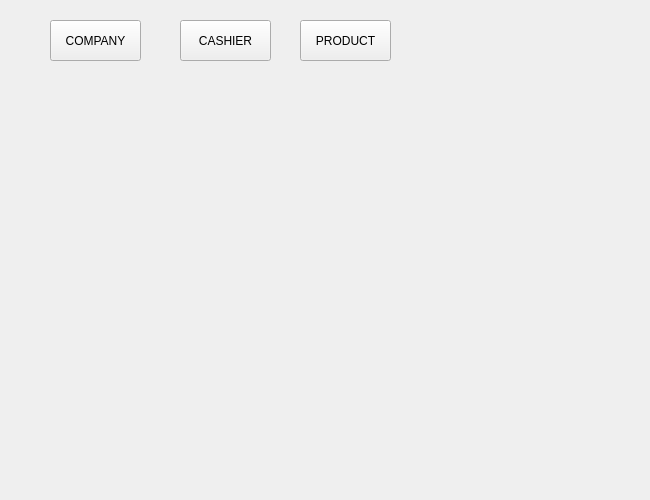
RamrajCh/SuperMarket-Billing-System, file adminwindow.ui: the form before one commit.
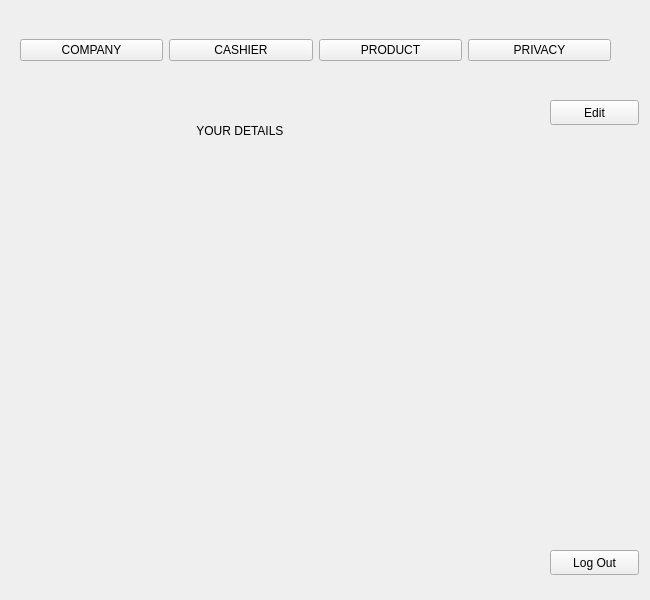
The form after the commit. The open tabs and pages were chosen to show the change.

```diff
--- a/adminwindow.ui
+++ b/adminwindow.ui
@@ -7,63 +7,122 @@
     <x>0</x>
     <y>0</y>
     <width>650</width>
-    <height>500</height>
+    <height>600</height>
    </rect>
   </property>
   <property name="windowTitle">
    <string>MainWindow</string>
   </property>
   <widget class="QWidget" name="centralwidget">
-   <widget class="QPushButton" name="companyButton">
+   <widget class="QStackedWidget" name="adminStack">
     <property name="geometry">
      <rect>
-      <x>50</x>
-      <y>20</y>
-      <width>91</width>
-      <height>41</height>
+      <x>0</x>
+      <y>0</y>
+      <width>650</width>
+      <height>600</height>
      </rect>
     </property>
-    <property name="text">
-     <string>COMPANY</string>
+    <property name="currentIndex">
+     <number>1</number>
     </property>
+    <widget class="QWidget" name="Product"/>
+    <widget class="QWidget" name="Company"/>
+    <widget class="QWidget" name="Cashier"/>
+    <widget class="QWidget" name="Privacy">
+     <widget class="QStackedWidget" name="privacyStack">
+      <property name="geometry">
+       <rect>
+        <x>0</x>
+        <y>70</y>
+        <width>531</width>
+        <height>511</height>
+       </rect>
+      </property>
+      <widget class="QWidget" name="Details">
+       <widget class="QLabel" name="label">
+        <property name="geometry">
+         <rect>
+          <x>160</x>
+          <y>40</y>
+          <width>211</width>
+          <height>41</height>
+         </rect>
+        </property>
+        <property name="text">
+         <string>           YOUR DETAILS</string>
+        </property>
+       </widget>
+      </widget>
+      <widget class="QWidget" name="Edit"/>
+     </widget>
+     <widget class="QPushButton" name="editButton">
+      <property name="geometry">
+       <rect>
+        <x>550</x>
+        <y>100</y>
+        <width>89</width>
+        <height>25</height>
+       </rect>
+      </property>
+      <property name="text">
+       <string>Edit</string>
+      </property>
+     </widget>
+     <widget class="QPushButton" name="logoutButton">
+      <property name="geometry">
+       <rect>
+        <x>550</x>
+        <y>550</y>
+        <width>89</width>
+        <height>25</height>
+       </rect>
+      </property>
+      <property name="text">
+       <string>Log Out</string>
+      </property>
+     </widget>
+    </widget>
    </widget>
-   <widget class="QPushButton" name="cashierButton">
+   <widget class="QWidget" name="layoutWidget">
     <property name="geometry">
      <rect>
-      <x>180</x>
-      <y>20</y>
-      <width>91</width>
-      <height>41</height>
+      <x>20</x>
+      <y>10</y>
+      <width>591</width>
+      <height>81</height>
      </rect>
     </property>
-    <property name="text">
-     <string>CASHIER</string>
-    </property>
-   </widget>
-   <widget class="QPushButton" name="productButton">
-    <property name="geometry">
-     <rect>
-      <x>300</x>
-      <y>20</y>
-      <width>91</width>
-      <height>41</height>
-     </rect>
-    </property>
-    <property name="text">
-     <string>PRODUCT</string>
-    </property>
-   </widget>
-   <widget class="QStackedWidget" name="AdminStack">
-    <property name="geometry">
-     <rect>
-      <x>10</x>
-      <y>70</y>
-      <width>631</width>
-      <height>401</height>
-     </rect>
-    </property>
-    <widget class="QWidget" name="page_3"/>
-    <widget class="QWidget" name="page_4"/>
+    <layout class="QHBoxLayout" name="horizontalLayout">
+     <item>
+      <widget class="QPushButton" name="companyButton">
+       <property name="text">
+        <string>COMPANY</string>
+       </property>
+      </widget>
+     </item>
+     <item>
+      <widget class="QPushButton" name="cashierButton">
+       <property name="text">
+        <string>CASHIER</string>
+       </property>
+      </widget>
+     </item>
+     <item>
+      <widget class="QPushButton" name="productButton">
+       <property name="text">
+        <string>PRODUCT</string>
+       </property>
+      </widget>
+     </item>
+     <item>
+      <widget class="QPushButton" name="privacyButton">
+       <property name="text">
+        <string>PRIVACY</string>
+       </property>
+      </widget>
+     </item>
+    </layout>
    </widget>
   </widget>
  </widget>
```
